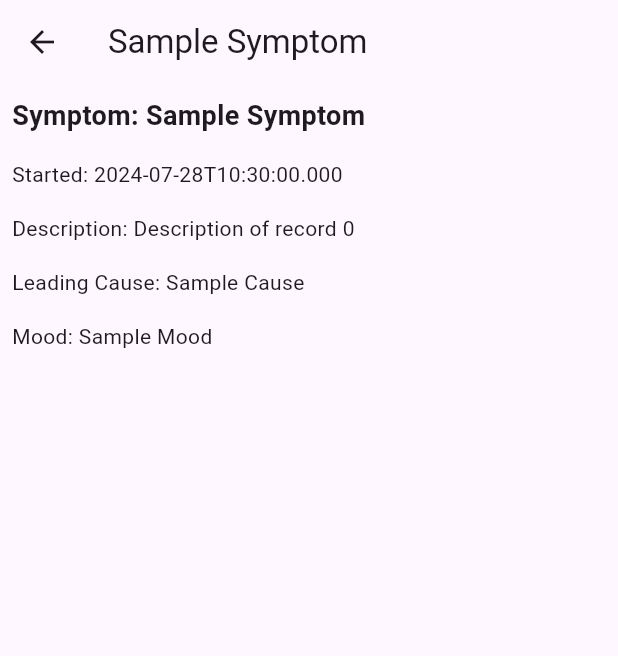
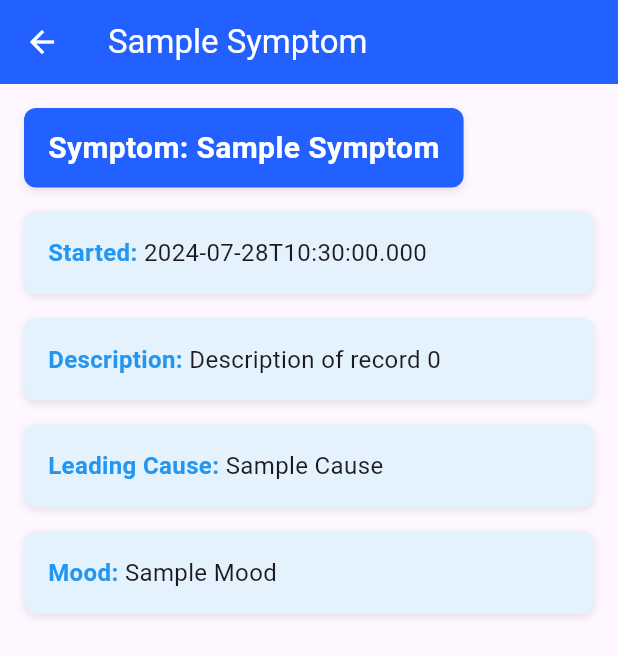
Before and after one commit to MohamedAYasin/Health-Track_AI, a Flutter app: the HomePage screen opened directly, after a tap on an icon or button, on a phone screen of 412 x 824 dp. Shown: the top 656 px of the screen. Run offline on Flutter 3.47's test engine with Material 3 defaults, Android fonts, the phone set to English and light mode, and no system bars; our stand-ins replace chat_bubbles, cloud_firestore, firebase_auth, firebase_core, firebase_storage, font_awesome_flutter and 3 more; accounts and stored records are empty; network calls fail.

Commit message:
view record page

```diff
--- a/lib/models/record_model.dart
+++ b/lib/models/record_model.dart
@@ -1,7 +1,7 @@
 import 'package:cloud_firestore/cloud_firestore.dart';
 
 class Record {
-  final String cause;
+  final String leadingCause;
   final String description;
   final String mood;
   final String started;
@@ -9,7 +9,7 @@ class Record {
   final String title;
 
   Record({
-    required this.cause,
+    required this.leadingCause,
     required this.description,
     required this.mood,
     required this.started,
@@ -21,7 +21,7 @@ class Record {
     Map<String, dynamic> data = doc.data() as Map<String, dynamic>;
 
     return Record(
-      cause: data['cause'] ?? '',
+      leadingCause: data['leadingCause'] ?? '',
       description: data['description'] ?? '',
       mood: data['mood'] ?? '',
       started: data['started'] ?? '',
--- a/lib/pages/add_record_page.dart
+++ b/lib/pages/add_record_page.dart
@@ -22,14 +22,13 @@ class _AddRecordPageState extends State<AddRecordPage> {
 
   @override
   void initState() {
-    print('Record');
     super.initState();
     if (widget.record != null) {
       _titleController.text = widget.record!.title;
       _symptomController.text = widget.record!.symptom;
       _startedController.text = widget.record!.started;
       _descriptionController.text = widget.record!.description;
-      _leadingCauseController.text = widget.record!.cause;
+      _leadingCauseController.text = widget.record!.leadingCause;
       _moodController.text = widget.record!.mood;
     }
   }
@@ -46,7 +45,6 @@ class _AddRecordPageState extends State<AddRecordPage> {
   }
 
   void _submitForm() async {
-    print('Submitting form');
     if (_formKey.currentState!.validate()) {
       final newRecord = {
         "title": _titleController.text,
@@ -58,12 +56,9 @@ class _AddRecordPageState extends State<AddRecordPage> {
       };
 
       try {
-        print('Adding record');
         await FirebaseFirestore.instance.collection('records').add(newRecord);
-        print('Record added successfully');
         Navigator.pop(context);
       } catch (e) {
-        print('Failed to add record: $e');
         ScaffoldMessenger.of(context).showSnackBar(
           SnackBar(content: Text('Failed to add record: $e')),
         );
--- a/lib/pages/home_page.dart
+++ b/lib/pages/home_page.dart
@@ -179,7 +179,7 @@ class HomePage extends StatelessWidget {
                       record: Record(
                         title: 'Record $index',
                         description: 'Description of record $index',
-                        cause: 'Sample Cause',
+                        leadingCause: 'Sample Cause',
                         symptom: 'Sample Symptom',
                         mood: 'Sample Mood',
                         started: DateTime.now().toIso8601String(),
--- a/lib/pages/view_record_page.dart
+++ b/lib/pages/view_record_page.dart
@@ -1,4 +1,5 @@
 import 'package:flutter/material.dart';
+import 'package:health_track_ai/constant/colors.dart';
 import 'package:health_track_ai/models/record_model.dart';
 
 class ViewRecordPage extends StatelessWidget {
@@ -11,26 +12,86 @@ class ViewRecordPage extends StatelessWidget {
     return Scaffold(
       appBar: AppBar(
         title: Text(record.symptom),
+        backgroundColor: CustomColors.mainBlue,
+        foregroundColor: Colors.white,
       ),
       body: Padding(
-        padding: const EdgeInsets.all(8.0),
+        padding: const EdgeInsets.all(16.0),
+        child: SingleChildScrollView(
           child: Column(
             crossAxisAlignment: CrossAxisAlignment.start,
             children: [
-            Text('Symptom: ${record.symptom}',
-                style:
-                    const TextStyle(fontSize: 18, fontWeight: FontWeight.bold)),
+              Container(
+                padding: const EdgeInsets.symmetric(
+                    vertical: 12.0, horizontal: 16.0),
+                decoration: BoxDecoration(
+                  color: CustomColors.mainBlue,
+                  borderRadius: BorderRadius.circular(8.0),
+                  boxShadow: [
+                    BoxShadow(
+                      color: Colors.black.withOpacity(0.1),
+                      blurRadius: 4,
+                      offset: Offset(0, 2),
+                    ),
+                  ],
+                ),
+                child: Text(
+                  'Symptom: ${record.symptom}',
+                  style: const TextStyle(
+                    fontSize: 20,
+                    fontWeight: FontWeight.bold,
+                    color: Colors.white,
+                  ),
+                ),
+              ),
               const SizedBox(height: 16),
-            Text('Started: ${record.started}'),
+              _buildInfoSection('Started', record.started),
               const SizedBox(height: 16),
-            Text('Description: ${record.description}'),
+              _buildInfoSection('Description', record.description),
               const SizedBox(height: 16),
-            Text('Leading Cause: ${record.cause}'),
+              _buildInfoSection('Leading Cause', record.leadingCause),
               const SizedBox(height: 16),
-            Text('Mood: ${record.mood}'),
+              _buildInfoSection('Mood', record.mood),
             ],
+          ),
         ),
       ),
     );
   }
+
+  Widget _buildInfoSection(String title, String content) {
+    return Container(
+      padding: const EdgeInsets.all(16.0),
+      decoration: BoxDecoration(
+        color: Colors.blue.shade50,
+        borderRadius: BorderRadius.circular(8.0),
+        boxShadow: [
+          BoxShadow(
+            color: Colors.black.withOpacity(0.1),
+            blurRadius: 4,
+            offset: Offset(0, 2),
+          ),
+        ],
+      ),
+      child: Row(
+        crossAxisAlignment: CrossAxisAlignment.start,
+        children: [
+          Text(
+            '$title: ',
+            style: const TextStyle(
+              fontSize: 16,
+              fontWeight: FontWeight.bold,
+              color: Colors.blue,
+            ),
+          ),
+          Expanded(
+            child: Text(
+              content,
+              style: const TextStyle(fontSize: 16),
+            ),
+          ),
+        ],
+      ),
+    );
   }
+}
--- a/lib/widgets/record_card.dart
+++ b/lib/widgets/record_card.dart
@@ -46,7 +46,7 @@ class RecordCard extends StatelessWidget {
               ),
               const SizedBox(height: 8.0),
               Text(
-                'Cause: ${record.cause}',
+                'Cause: ${record.leadingCause}',
                 style: const TextStyle(fontSize: 16, color: Colors.blueAccent),
               ),
               const SizedBox(height: 4.0),
```
Lines whose indentation alone changed are shown as unchanged.
